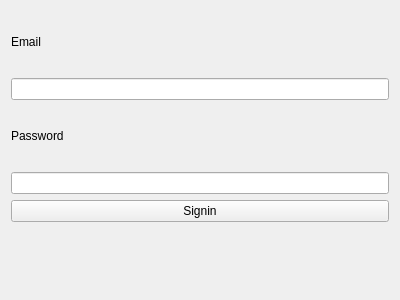
Old version of the form frontend/signin.ui in the repository luandv03/Quizz-app.
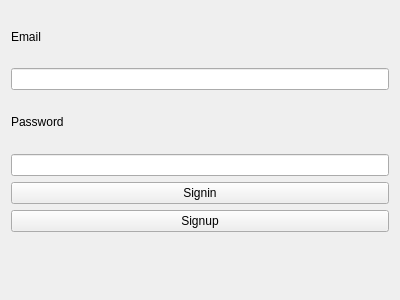
New version of the form.

Commit message: build signup ui; pratice

Patch:
```diff
--- a/frontend/signin.ui
+++ b/frontend/signin.ui
@@ -41,6 +41,13 @@
       </property>
      </widget>
     </item>
+   <item>
+    <widget class="QPushButton" name="signupButton">
+     <property name="text">
+      <string>Signup</string>
+     </property>
+    </widget>
+   </item>
     <item>
      <widget class="QLabel" name="responseLabel"/>
     </item>
```
Left out of the diff: 3 changed lines with no effect on the pictures. Lines whose indentation alone changed are shown as unchanged. The commit also changes 10 other files.
